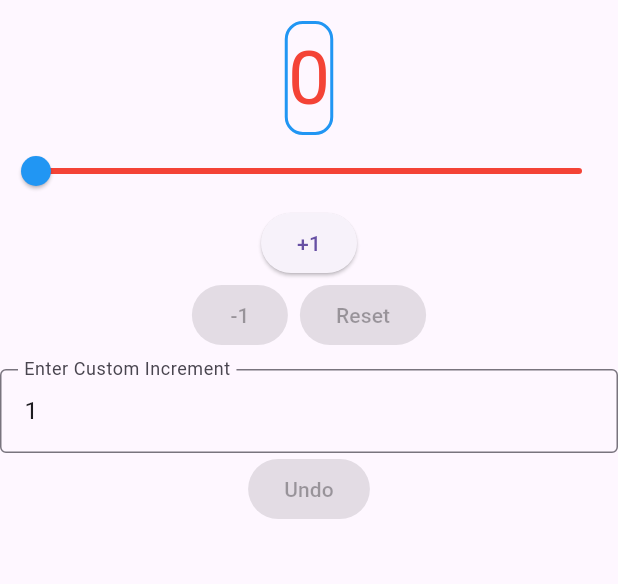
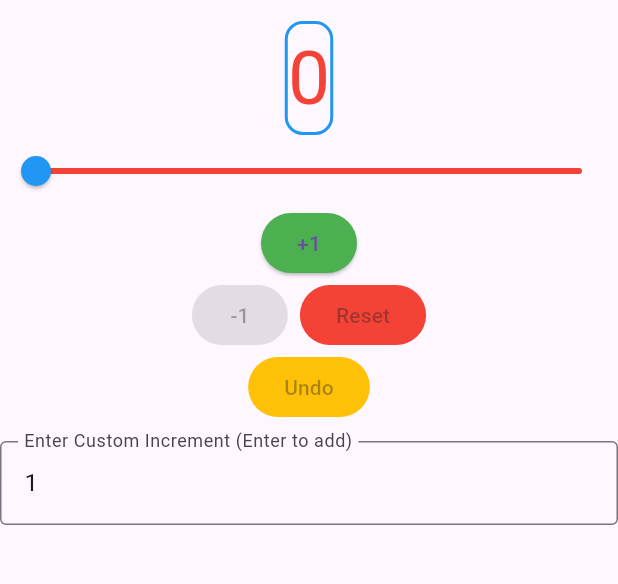
Before and after one commit to jjacob-t/MAD_InClass04, a Flutter app: the screen it shows after launch, on a phone screen of 412 x 824 dp, the part 63-647 px from its top. Run offline on Flutter 3.47's test engine with Material 3 defaults, Android fonts, the phone set to English and light mode, and no system bars.

Commit message:
Polishing and comments

```diff
--- a/lib/main.dart
+++ b/lib/main.dart
@@ -1,5 +1,3 @@
-import 'dart:math';
-
 import 'package:flutter/material.dart';
 
 void main() => runApp(MyApp());
@@ -35,16 +33,16 @@ class _CounterWidgetState extends State<CounterWidget> {
       super.initState();
       _controller = TextEditingController(text: "1");
     }
-
   @override
     void dispose() {
       _controller.dispose();
       super.dispose();
     }
     void _incrementCounter(int amount) {
+      // If amount to add will exceed limit, set counter to limit and give alert message in the snackbar
       if (_counter + amount > 100) {
+        _history.insert(0, _counter);
         _counter = 100;
-        _history.insert(0, _counter);
         ScaffoldMessenger.of(context).showSnackBar(
           const SnackBar(
             content: Text("Maximum limit reached!"),
@@ -54,6 +52,7 @@ class _CounterWidgetState extends State<CounterWidget> {
       }
       else {
       setState(() {
+        // Insert at the beginning of the history list to ensure new past values appear at the top of the list
         _history.insert(0, _counter);
         _counter += amount;
       });
@@ -78,8 +77,10 @@ class _CounterWidgetState extends State<CounterWidget> {
   void _undoCounter() {
     setState(() {
       if (_history.length > 1) {
+        // Set the counter to the first item in history list (most recent one), then pop it
+        _counter = _history[0];
         _history.removeAt(0);
-        _counter = _history[0];
+
       }
     });
   }
@@ -97,7 +98,7 @@ class _CounterWidgetState extends State<CounterWidget> {
     }
   }
 
-//initial couter value
+//initialize counters and list for the past values
   int _counter = 0;
   int _customIncrement = 0;
   final List<int> _history = [];
@@ -113,6 +114,7 @@ class _CounterWidgetState extends State<CounterWidget> {
         children: [
           Center(
             child: Container(
+              // Border around the counter number
               decoration: BoxDecoration(
                 border: Border.all(
                   color: Colors.blue,
@@ -147,6 +149,9 @@ class _CounterWidgetState extends State<CounterWidget> {
             mainAxisAlignment: MainAxisAlignment.center,
             children: [
               ElevatedButton(
+                style: const ButtonStyle(
+                  backgroundColor: WidgetStatePropertyAll<Color>(Colors.green),
+                ),
                 onPressed: () => _incrementCounter(1),
                 child: const Text('+1'),
               ),
@@ -157,15 +162,28 @@ class _CounterWidgetState extends State<CounterWidget> {
             mainAxisAlignment: MainAxisAlignment.center,
             children: [
               ElevatedButton(
+                // If the counter is above 0 decrement it, else do nothing
                 onPressed: _counter > 0 ? _decrementCounter : null,
                 child: const Text('-1'),
               ),
               const SizedBox(width: 8),
               ElevatedButton(
+                style: const ButtonStyle(
+                  backgroundColor: WidgetStatePropertyAll<Color>(Colors.red),
+                ),
+                // If the counter is above 0 reset to 0, else do nothing
                 onPressed: _counter > 0 ? _resetCounter : null,
                 child: const Text('Reset'),
               ),
             ],
+          ),
+
+          ElevatedButton(
+          style: const ButtonStyle(
+                  backgroundColor: WidgetStatePropertyAll<Color>(Colors.amber),
+                ),
+          onPressed: _history.length > 1 ? _undoCounter : null,
+          child: const Text("Undo")
           ),
 
           SizedBox(height: 12),
@@ -174,25 +192,26 @@ class _CounterWidgetState extends State<CounterWidget> {
           controller: _controller,
           keyboardType: TextInputType.number,
           onChanged: (value) {
+            // Set the custom increment as the user types
             _customIncrement = int.tryParse(value) ?? 0;
           },
           onEditingComplete: () {
             setState(() {
+              // When enter is pressed, increment the counter with the value entered
               _incrementCounter(_customIncrement);
             });
+            // Clear field for new number and reset customincrement
             _controller.clear();
             _customIncrement = 0;
           },
           decoration: InputDecoration(
             border: OutlineInputBorder(),
-            labelText: 'Enter Custom Increment',
+            labelText: 'Enter Custom Increment (Enter to add)',
           ),
         ),
 
-        ElevatedButton(
-          onPressed: _history.length > 1 ? _undoCounter : null,
-          child: const Text("Undo")),
 
+        // List to fill out the rest of the app and display last counter values as strings
         Expanded(
           child: ListView.builder(
             itemCount: _history.length,
```
